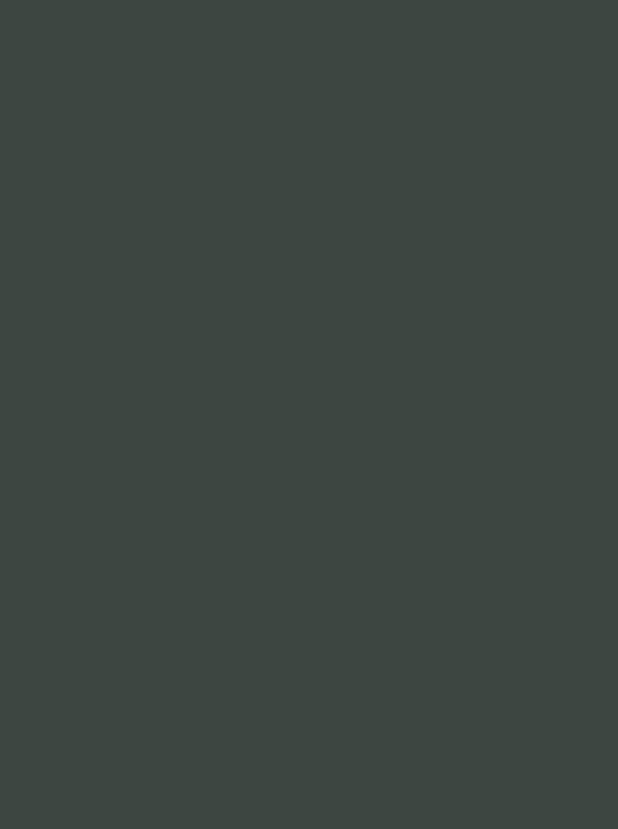
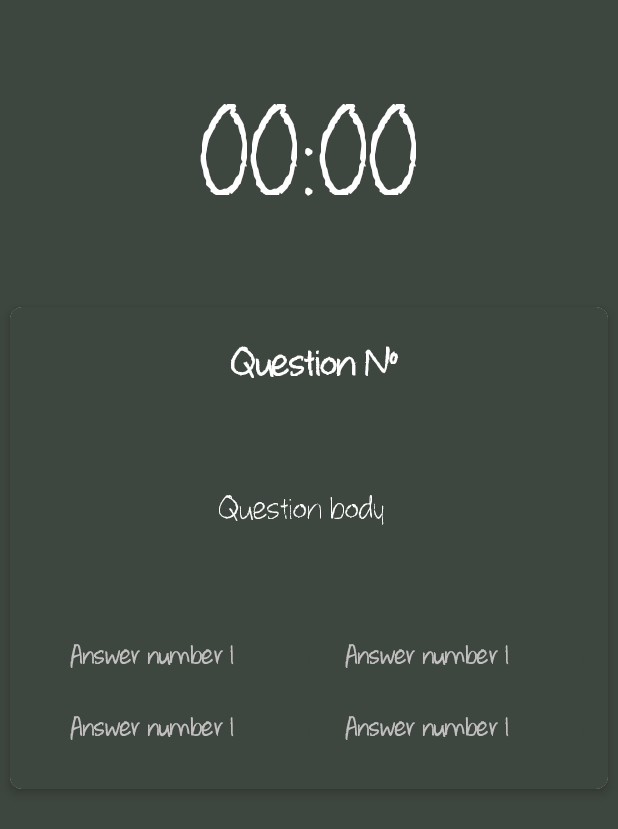
Before and after one commit to UlisesR2002/Final_Exams, an Android app: the PlayActivity screen opened directly, with no data from a screen before it, on a phone screen of 412 x 824 dp. Before the commit the part shown is empty. Shown: the top 829 px of the screen. Run offline under Robolectric (Android 15) with nearby library versions, the phone set to English and light mode, and no system bars.

Commit message:
diseño de gamecard para Play Activity (13/12) Ulises Muñoz

```diff
--- a/app/src/main/res/layout/activity_main.xml
+++ b/app/src/main/res/layout/activity_main.xml
@@ -10,7 +10,7 @@
     tools:context=".MainActivity">
 
     <TextView
-        android:id="@+id/textView"
+        android:id="@+id/GameTitle"
         style="@style/FinalExamsTitlesTexts"
         android:layout_width="match_parent"
         android:layout_height="wrap_content"
@@ -29,7 +29,7 @@
         android:text="Button"
         app:layout_constraintEnd_toEndOf="parent"
         app:layout_constraintStart_toStartOf="parent"
-        app:layout_constraintTop_toBottomOf="@+id/textView" />
+        app:layout_constraintTop_toBottomOf="@+id/GameTitle" />
 
     <Button
         android:id="@+id/button2"
--- a/app/src/main/res/layout/activity_play.xml
+++ b/app/src/main/res/layout/activity_play.xml
@@ -9,4 +9,25 @@
     android:layout_height="match_parent"
     tools:context=".PlayActivity">
 
+    <TextView
+        android:id="@+id/TimerText"
+        style="@style/FinalExamsTitlesTexts"
+        android:layout_width="405dp"
+        android:layout_height="112dp"
+        android:layout_marginTop="38dp"
+        android:text="00:00"
+        app:layout_constraintEnd_toEndOf="parent"
+        app:layout_constraintStart_toStartOf="parent"
+        app:layout_constraintTop_toTopOf="parent" />
+
+    <include
+        android:id="@+id/gamecard"
+        layout="@layout/gamecard_view"
+        android:layout_width="match_parent"
+        android:layout_height="wrap_content"
+        android:layout_marginTop="196dp"
+        app:layout_constraintEnd_toEndOf="parent"
+        app:layout_constraintHorizontal_bias="0.0"
+        app:layout_constraintStart_toStartOf="parent"
+        app:layout_constraintTop_toTopOf="parent" />
 </androidx.constraintlayout.widget.ConstraintLayout>
--- /dev/null
+++ b/app/src/main/res/layout/gamecard_view.xml
@@ -0,0 +1,82 @@
+<?xml version="1.0" encoding="utf-8"?>
+<androidx.cardview.widget.CardView xmlns:android="http://schemas.android.com/apk/res/android"
+    xmlns:app="http://schemas.android.com/apk/res-auto"
+    style="@style/Base.Theme.FinalExams"
+    android:layout_width="match_parent"
+    android:layout_height="wrap_content"
+    app:cardCornerRadius="8dp"
+    app:cardElevation="4dp"
+    app:cardUseCompatPadding="true"
+
+    android:layout_margin="8dp">
+
+    <LinearLayout
+        android:background="@color/colorPrimary"
+        android:layout_width="match_parent"
+        android:layout_height="wrap_content"
+        android:orientation="vertical"
+        android:padding="16dp">
+
+        <TextView
+            android:id="@+id/cardTextViewNumberQuestion"
+            style="@style/FinalExamsNumberQuestionsTexts"
+            android:layout_width="match_parent"
+            android:layout_height="40dp"
+            android:text=" Question N°"
+            android:textStyle="bold" />
+
+        <TextView
+            android:id="@+id/cardTextViewQuestionBody"
+            style="@style/FinalExamsBodyQuestionsTexts"
+            android:layout_width="351dp"
+            android:layout_height="153dp"
+            android:text=" Question body" />
+
+        <LinearLayout
+            android:layout_width="match_parent"
+            android:layout_height="match_parent"
+            android:orientation="horizontal">
+
+            <Button
+                android:id="@+id/cardButtonOption1"
+                style="@style/FinalExamsAnswerButton"
+                android:layout_width="0dp"
+                android:layout_height="wrap_content"
+                android:layout_weight="0.5"
+                android:textStyle="bold"
+                android:text="Answer number 1" />
+
+            <Button
+                android:id="@+id/cardButtonOption2"
+                style="@style/FinalExamsAnswerButton"
+                android:layout_width="0dp"
+                android:layout_height="wrap_content"
+                android:layout_weight="0.5"
+                android:text="Answer number 1" />
+        </LinearLayout>
+
+        <LinearLayout
+            android:layout_width="match_parent"
+            android:layout_height="match_parent"
+            android:orientation="horizontal">
+
+            <Button
+                android:id="@+id/cardButtonOption3"
+                style="@style/FinalExamsAnswerButton"
+                android:layout_width="0dp"
+                android:layout_height="wrap_content"
+                android:layout_weight="0.5"
+                android:text="Answer number 1" />
+
+            <Button
+                android:id="@+id/cardButtonOption4"
+                style="@style/FinalExamsAnswerButton"
+                android:layout_width="0dp"
+                android:layout_height="wrap_content"
+                android:layout_weight="0.5"
+                android:text="Answer number 1" />
+        </LinearLayout>
+
+    </LinearLayout>
+
+</androidx.cardview.widget.CardView>
--- a/app/src/main/res/values/themes.xml
+++ b/app/src/main/res/values/themes.xml
@@ -15,6 +15,20 @@
         <item name="android:fontFamily">@font/whatever_it_takes</item>
     </style>
 
+    <style name="FinalExamsNumberQuestionsTexts">
+        <item name="android:textColor">@color/colorTextTile</item>
+        <item name="android:textSize">30sp</item>
+        <item name="android:gravity">center</item>
+        <item name="android:fontFamily">@font/whatever_it_takes</item>
+    </style>
+
+    <style name="FinalExamsBodyQuestionsTexts">
+        <item name="android:textColor">@color/colorTextTile</item>
+        <item name="android:textSize">25sp</item>
+        <item name="android:gravity">center</item>
+        <item name="android:fontFamily">@font/whatever_it_takes</item>
+    </style>
+
     <style name="FinalExamsButton">
         <item name="android:textColor">@drawable/button_text_color</item>
         <item name="android:textSize">50sp</item>
@@ -22,5 +36,13 @@
         <item name="android:fontFamily">@font/whatever_it_takes</item>
     </style>
 
+    <style name="FinalExamsAnswerButton">
+        <item name="android:textColor">@drawable/button_text_color</item>
+        <item name="android:textSize">20sp</item>
+        <item name="android:gravity">left</item>
+        <item name="android:textStyle">bold</item>
+        <item name="android:fontFamily">@font/whatever_it_takes</item>
+    </style>
+
     <style name="Theme.FinalExams" parent="Base.Theme.FinalExams" />
 </resources>
```
